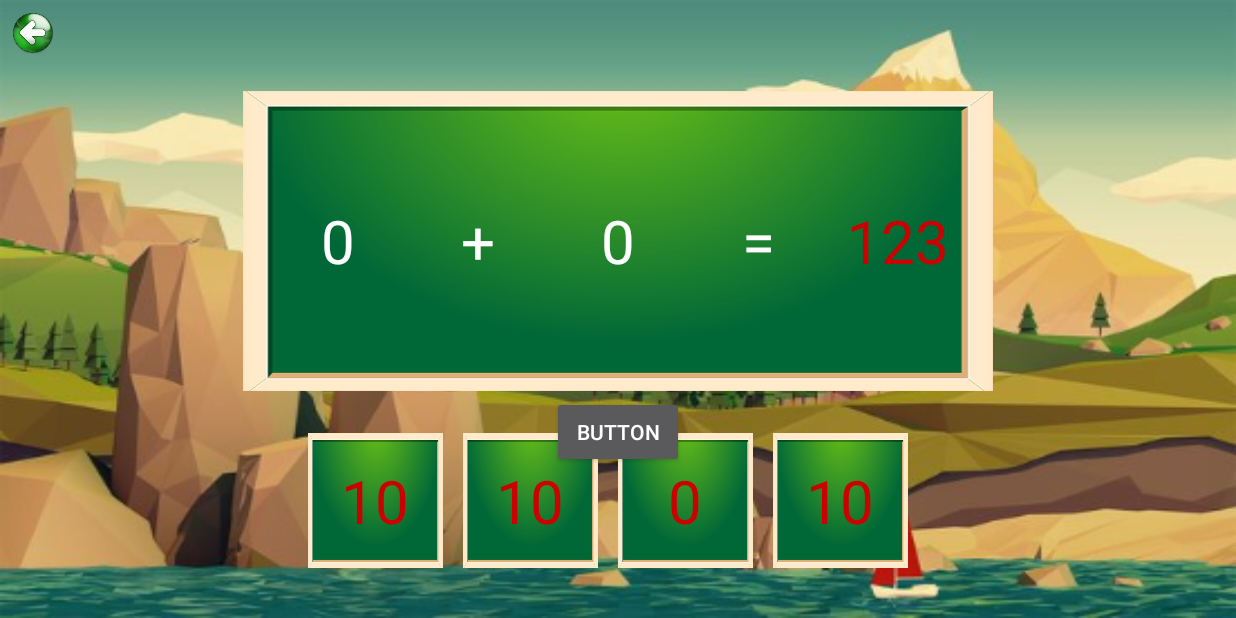
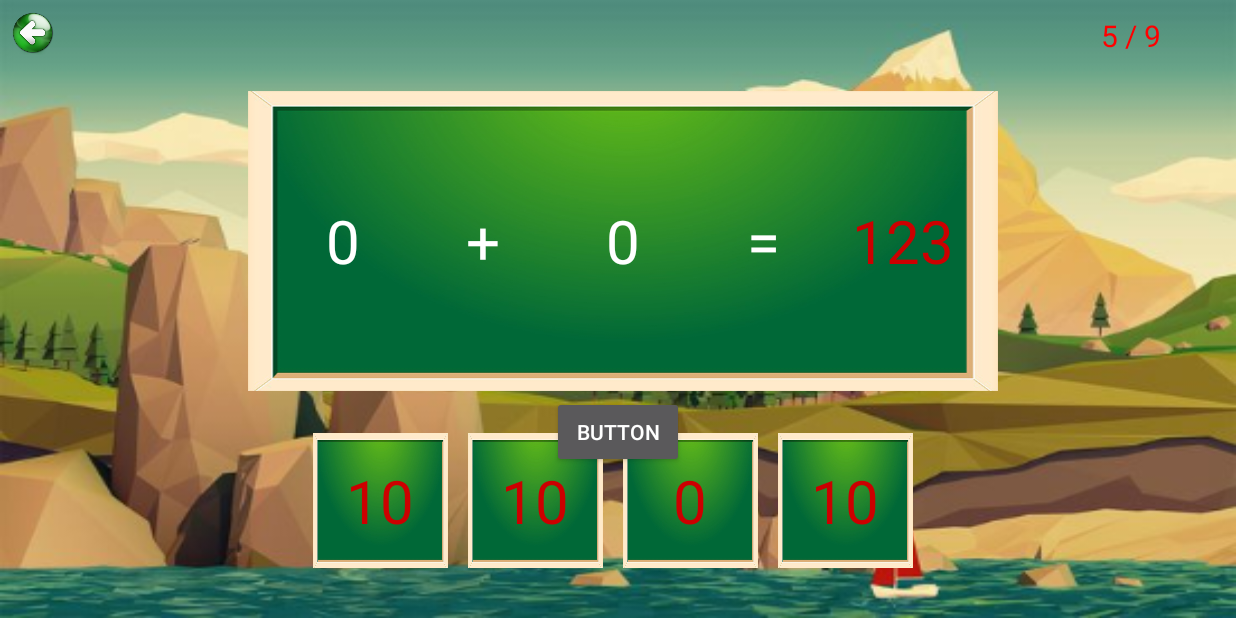
Before and after one commit to takama123/DoAnTN-Android, an Android app: the GameLop1Fragment screen opened directly, with no data from a screen before it, on a phone screen of 824 x 412 dp (held sideways). Run offline under Robolectric (Android 15) with nearby library versions, the phone set to English and light mode, and no system bars; 8 statements that could not run were skipped.

Commit message:
Merge remote-tracking branch 'origin/master'
# Conflicts:
#	a.txt

```diff
--- a/DoAnTN/app/src/main/assets/lop1.txt
+++ b/DoAnTN/app/src/main/assets/lop1.txt
@@ -1,7 +1,7 @@
 1;10;0;0;Phép cộng trong phạm vi 10
 2;10;1;0;Phép trừ trong phạm vi 10
 3;10;2;0;Phép cộng trừ trong phạm vi 10
-4;50;2;0;Phép cộng trừ không nhớ trong phạm vi 20
+4;50;2;0;Phép cộng trừ không nhớ trong phạm vi 50
 5;100;0;0;Phép cộng không nhớ trong phạm vi 100
 6;100;1;0;Phép trừ không nhớ trong phạm vi 100
 7;100;8;0;Luyện tập chung
--- a/DoAnTN/app/src/main/java/com/example/computer/doantn/GameLop1Fragment.java
+++ b/DoAnTN/app/src/main/java/com/example/computer/doantn/GameLop1Fragment.java
@@ -2,10 +2,9 @@ package com.example.computer.doantn;
 
 import android.content.Context;
 import android.graphics.Color;
-import android.net.Uri;
+import android.media.MediaPlayer;
 import android.os.Bundle;
 import android.support.v4.app.Fragment;
-import android.util.Log;
 import android.view.LayoutInflater;
 import android.view.View;
 import android.view.ViewGroup;
@@ -13,7 +12,6 @@ import android.widget.TextView;
 import android.widget.Toast;
 
 import java.util.ArrayList;
-import java.util.List;
 import java.util.Random;
 
 public class GameLop1Fragment extends Fragment implements View.OnClickListener {
@@ -24,7 +22,8 @@ public class GameLop1Fragment extends Fragment implements View.OnClickListener {
     Random random  = new Random();
     int so1,so2,kq,cal;
     int location;
-    int lop, typeMath, maxNumber;
+    int lop, typeMath, maxNumber, idCauHoi ;
+    String idLevel;
     boolean isRemember;
 
     public GameLop1Fragment() {
@@ -59,6 +58,8 @@ public class GameLop1Fragment extends Fragment implements View.OnClickListener {
     }
 
     private void getInfoLevel() {
+        idLevel = getArguments().getString("idLevel");
+        idCauHoi = Integer.parseInt(getArguments().getString("idCauHoi"));
         lop = Integer.parseInt(getArguments().getString("lop"));
         maxNumber = Integer.parseInt(getArguments().getString("maxNumber"));
         typeMath = Integer.parseInt(getArguments().getString("typeMath"));
@@ -110,10 +111,12 @@ public class GameLop1Fragment extends Fragment implements View.OnClickListener {
                 i=3;
                 break;
         }
+        // chon dap an dung
         if(i== location){
-            Toast.makeText(getContext(),"BAN CHON TRUNG' ROI DO",Toast.LENGTH_LONG).show();
             mTvKq.setText(kq+"");
-            mListener.onFragmentInteraction();
+            final MediaPlayer mp2 = MediaPlayer.create(view.getContext(), R.raw.tiengvotay);
+            mp2.start();
+            mListener.onFragmentInteraction(idCauHoi);
         }
     }
 
@@ -121,7 +124,7 @@ public class GameLop1Fragment extends Fragment implements View.OnClickListener {
 
     public interface OnFragmentInteractionListener {
         // TODO: Update argument type and name
-        void onFragmentInteraction();
+        void onFragmentInteraction(int idCauHoi);
     }
 
     public void randomValue(int maxNumber, int typeMath, boolean isRemember){
--- a/DoAnTN/app/src/main/java/com/example/computer/doantn/GameMainActivity.java
+++ b/DoAnTN/app/src/main/java/com/example/computer/doantn/GameMainActivity.java
@@ -1,24 +1,33 @@
 package com.example.computer.doantn;
 
-import android.net.Uri;
+import android.content.DialogInterface;
 import android.os.Bundle;
 import android.support.v4.app.Fragment;
 import android.support.v4.app.FragmentManager;
 import android.support.v4.app.FragmentTransaction;
+import android.support.v7.app.AlertDialog;
 import android.support.v7.app.AppCompatActivity;
-import android.util.Log;
 import android.view.View;
 import android.view.Window;
 import android.view.WindowManager;
+import android.widget.ImageButton;
+import android.widget.TextView;
+
+import com.example.computer.doantn.bean.GameLib;
 
 public class GameMainActivity extends AppCompatActivity
-    implements GameLop1Fragment.OnFragmentInteractionListener {
+    implements GameLop1Fragment.OnFragmentInteractionListener, View.OnClickListener {
 
+    private ImageButton mBtnBack;
+    private TextView soCauHoi;
     private String lop;
     private String maxNumber;
     private String typeMath;
     private String isRemember;
+    private int idLevel;
+    private int idCauHoi = 0;
     private GameLop1Fragment mGameLop1Fragment;
+    private GameLib gameLib;
     @Override
     protected void onCreate(Bundle savedInstanceState) {
         super.onCreate(savedInstanceState);
@@ -28,7 +37,11 @@ public class GameMainActivity extends AppCompatActivity
                 WindowManager.LayoutParams.FLAG_FULLSCREEN);
         //end remove title
         setContentView(R.layout.activity_game_main);
+        gameLib = new GameLib();
+        soCauHoi = (TextView) findViewById(R.id.idcauhoi);
+        mBtnBack = (ImageButton) findViewById(R.id.btnBack);
 
+        mBtnBack.setOnClickListener(this);
         //get info level
         getInfoLevel();
 
@@ -37,6 +50,7 @@ public class GameMainActivity extends AppCompatActivity
     }
 
     private void getInfoLevel() {
+        idLevel = Integer.parseInt(getIntent().getStringExtra("idLevel"));
         lop = getIntent().getStringExtra("lop");
         maxNumber = getIntent().getStringExtra("maxNumber");
         typeMath = getIntent().getStringExtra("typeMath");
@@ -46,7 +60,9 @@ public class GameMainActivity extends AppCompatActivity
 
     private void initViews() {
        mGameLop1Fragment = new GameLop1Fragment();
+        idCauHoi ++;
         Bundle bundle = new Bundle();
+        bundle.putString("idCauHoi",idCauHoi+"");
         bundle.putString("lop",lop);
         bundle.putString("maxNumber",maxNumber);
         bundle.putString("typeMath",typeMath);
@@ -62,13 +78,25 @@ public class GameMainActivity extends AppCompatActivity
     }
 
     @Override
-    public void onFragmentInteraction() {
-        doiManChoi();
+    public void onFragmentInteraction(int idCauHoi) {
+        if (idCauHoi == 10){
+            int levelOpen = gameLib.getNumberLevelOpen(lop, this);
+            if(idLevel == levelOpen){
+                gameLib.wirteFile(lop, levelOpen+1);
+            }
+            finish();
+        }else {
+            soCauHoi.setText(idCauHoi + " / 10");
+            doiManChoi();
+        }
+
     }
 
     public void clickTest(View view) {
+        idCauHoi++ ;
         GameLop1Fragment fragment = new GameLop1Fragment();
         Bundle bundle = new Bundle();
+        bundle.putString("idCauHoi",idCauHoi+"");
         bundle.putString("lop",lop);
         bundle.putString("maxNumber",maxNumber);
         bundle.putString("typeMath",typeMath);
@@ -87,8 +115,10 @@ public class GameMainActivity extends AppCompatActivity
     }
 
     void doiManChoi(){
+        idCauHoi++ ;
         GameLop1Fragment fragment = new GameLop1Fragment();
         Bundle bundle = new Bundle();
+        bundle.putString("idCauHoi",idCauHoi+"");
         bundle.putString("lop",lop);
         bundle.putString("maxNumber",maxNumber);
         bundle.putString("typeMath",typeMath);
@@ -111,4 +141,23 @@ public class GameMainActivity extends AppCompatActivity
         super.onBackPressed();
         finish();
     }
+
+    @Override
+    public void onClick(View v) {
+        if(v.getId() == R.id.btnBack){
+            new AlertDialog.Builder(this)
+                    .setIcon(android.R.drawable.ic_dialog_alert)
+                    .setTitle("Thoát khỏi màn chơi !")
+                    .setMessage("Bạn có chắc chắn muốn thoát khỏi màn đang chơi không ?")
+                    .setPositiveButton("Vâng", new DialogInterface.OnClickListener()
+                    {
+                        @Override
+                        public void onClick(DialogInterface dialog, int which) {
+                            finish();
+                        }
+                    })
+                    .setNegativeButton("Không", null)
+                    .show();
+        }
+    }
 }
--- a/DoAnTN/app/src/main/res/layout/activity_game_main.xml
+++ b/DoAnTN/app/src/main/res/layout/activity_game_main.xml
@@ -19,13 +19,22 @@
         android:layout_marginBottom="100dp"
 
         />
-    <FrameLayout
-        android:layout_width="match_parent"
-        android:layout_height="match_parent"
-        android:id="@+id/main_content"
-        >
 
-    </FrameLayout>
+    <RelativeLayout
+        android:layout_width="wrap_content"
+        android:layout_height="wrap_content"
+        android:layout_marginTop="10dp"
+        android:layout_alignParentRight="true"
+        android:layout_marginRight="50dp">
+        <TextView
+            android:layout_width="wrap_content"
+            android:layout_height="wrap_content"
+            android:id="@+id/idcauhoi"
+            android:textColor="#ffff0000"
+            android:text="5 / 9"
+            android:textSize="20dp"
+            />
+    </RelativeLayout>
     <ImageButton
         android:id="@+id/btnBack"
         android:src="@mipmap/backgreen"
@@ -38,4 +47,14 @@
         android:layout_height= "30dp"
         android:scaleType="fitXY"
         />
+
+    <FrameLayout
+        android:layout_width="match_parent"
+        android:layout_height="match_parent"
+        android:id="@+id/main_content"
+        android:layout_alignParentTop="true"
+        android:layout_alignLeft="@+id/btnBack"
+        android:layout_alignStart="@+id/btnBack">
+
+    </FrameLayout>
 </RelativeLayout>
```
Also changed, not shown: DoAnTN/app/src/main/java/com/example/computer/doantn/MainActivity.java (+16 -10 lines), DoAnTN/app/src/main/java/com/example/computer/doantn/SelectLevelGameActivity.java (+13 -73 lines), DoAnTN/app/src/main/java/com/example/computer/doantn/bean/GameLib.java (added, +69 -0 lines), 3 other files.
